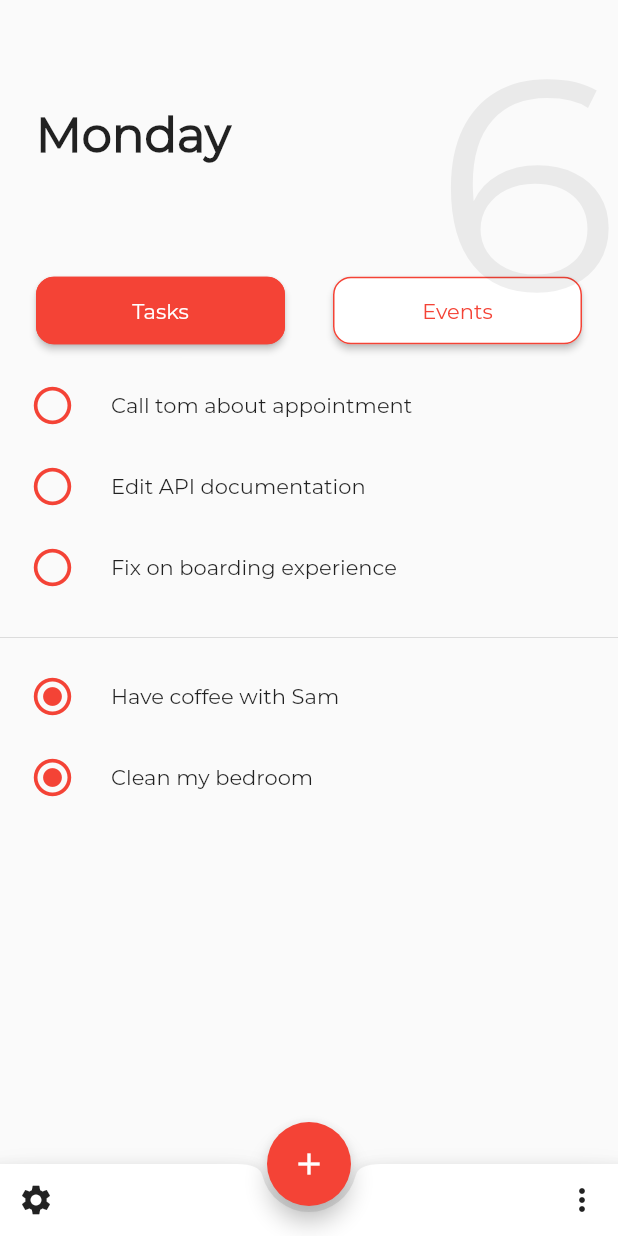
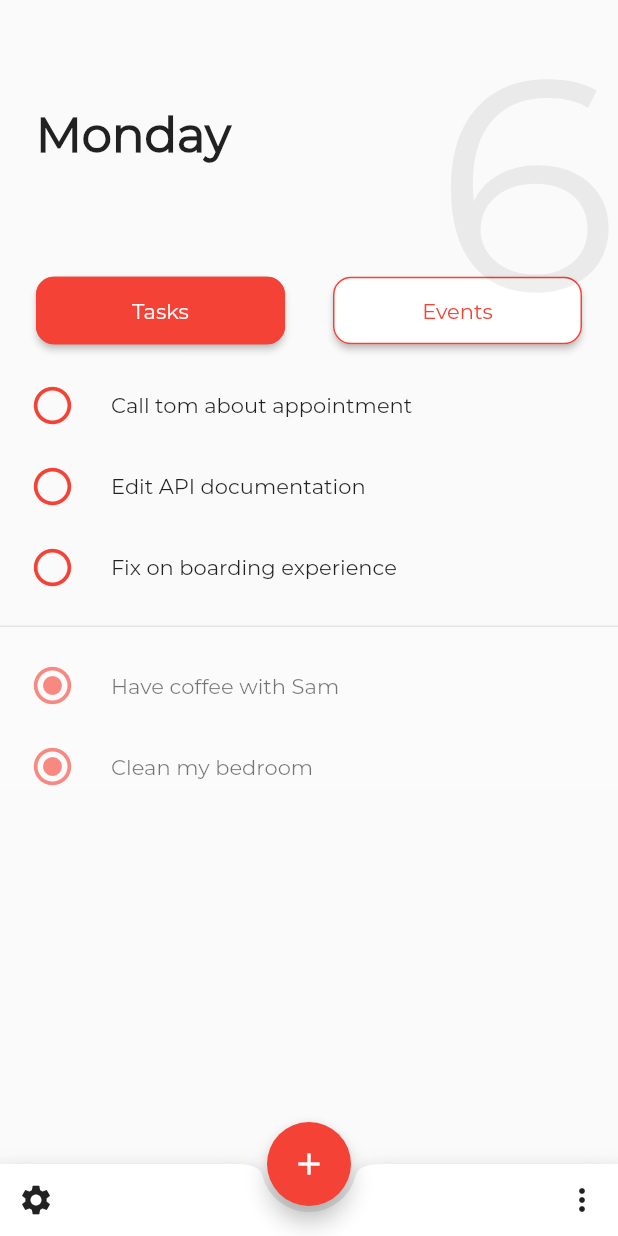
Before and after one commit to lucsbasto/todo-app, a Flutter app: the screen it shows after launch, on a phone screen of 412 x 824 dp. Run offline on Flutter 3.47's test engine with Material 2 defaults, Android fonts, the phone set to English and light mode, and no system bars.

Commit message:
alterando os paddings e estilos dos checkboxes

```diff
--- a/lib/main.dart
+++ b/lib/main.dart
@@ -6,6 +6,7 @@ class MyApp extends StatelessWidget {
   @override
   Widget build(BuildContext context) {
     return MaterialApp(
+      debugShowCheckedModeBanner: false,
       title: 'Flutter Demo',
       theme: ThemeData(primarySwatch: Colors.red, fontFamily: "Montserrat"),
       home: MyHomePage(),
@@ -81,8 +82,9 @@ class _MyHomePageState extends State<MyHomePage> {
         _tasksUncomplete("Call tom about appointment"),
         _tasksUncomplete("Edit API documentation"),
         _tasksUncomplete("Fix on boarding experience"),
-        Divider(),
-        SizedBox(height: 16),
+        Divider(
+          height: 1,
+        ),
         _tasksComplete("Have coffee with Sam"),
         _tasksComplete("Clean my bedroom"),
       ],
@@ -109,8 +111,10 @@ class _MyHomePageState extends State<MyHomePage> {
   }
 
   Widget _tasksComplete(String task) {
-    return Padding(
-      padding: const EdgeInsets.only(left: 20.0, bottom: 24.0),
+    return Container(
+      foregroundDecoration: BoxDecoration(color: Color(0x60fdfdfd)),
+      child: Padding(
+        padding: const EdgeInsets.only(left: 20.0, top: 24.0),
         child: Row(
           children: <Widget>[
             Icon(
@@ -123,6 +127,7 @@ class _MyHomePageState extends State<MyHomePage> {
             ),
             Text(task),
           ],
+        ),
       ),
     );
   }
```
Lines whose indentation alone changed are shown as unchanged.
